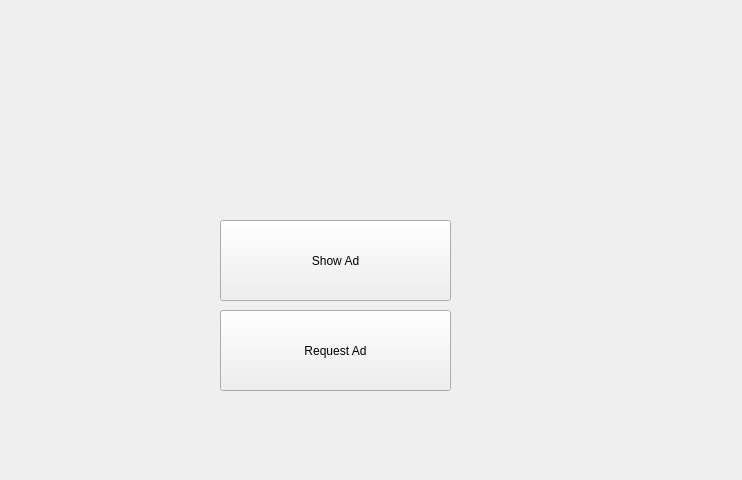
Before: the Qt Designer form mainwindow.ui in tapselladnet/TapsellSDK_Qt_Sample, drawn with Qt 5.
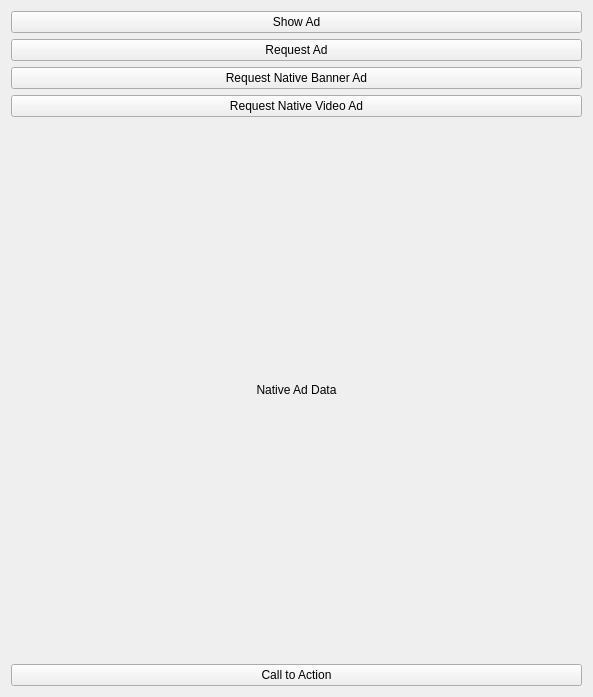
After: the same form once the commit is applied.

Commit message: add native banner ad support, fix onopened and onclosed callbacks bug

What changed in the file:
```diff
--- a/mainwindow.ui
+++ b/mainwindow.ui
@@ -6,40 +6,70 @@
    <rect>
     <x>0</x>
     <y>0</y>
-    <width>742</width>
-    <height>480</height>
+    <width>593</width>
+    <height>697</height>
    </rect>
   </property>
   <property name="windowTitle">
    <string>MainWindow</string>
   </property>
   <widget class="QWidget" name="centralWidget">
-   <widget class="QPushButton" name="pushButton">
-    <property name="geometry">
-     <rect>
-      <x>220</x>
-      <y>310</y>
-      <width>231</width>
-      <height>81</height>
-     </rect>
-    </property>
-    <property name="text">
-     <string>Request Ad</string>
-    </property>
-   </widget>
-   <widget class="QPushButton" name="pushButton_2">
-    <property name="geometry">
-     <rect>
-      <x>220</x>
-      <y>220</y>
-      <width>231</width>
-      <height>81</height>
-     </rect>
-    </property>
-    <property name="text">
-     <string>Show Ad</string>
-    </property>
-   </widget>
+   <layout class="QVBoxLayout" name="verticalLayout">
+    <item>
+     <widget class="QPushButton" name="pushButton_2">
+      <property name="text">
+       <string>Show Ad</string>
+      </property>
+     </widget>
+    </item>
+    <item>
+     <widget class="QPushButton" name="pushButton">
+      <property name="text">
+       <string>Request Ad</string>
+      </property>
+     </widget>
+    </item>
+    <item>
+     <widget class="QPushButton" name="pushButton_3">
+      <property name="text">
+       <string>Request Native Banner Ad</string>
+      </property>
+     </widget>
+    </item>
+    <item>
+     <widget class="QPushButton" name="pushButton_4">
+      <property name="text">
+       <string>Request Native Video Ad</string>
+      </property>
+     </widget>
+    </item>
+    <item>
+     <widget class="QLabel" name="label">
+      <property name="text">
+       <string>Native Ad Data</string>
+      </property>
+      <property name="alignment">
+       <set>Qt::AlignCenter</set>
+      </property>
+      <property name="wordWrap">
+       <bool>true</bool>
+      </property>
+      <property name="openExternalLinks">
+       <bool>true</bool>
+      </property>
+      <property name="textInteractionFlags">
+       <set>Qt::TextBrowserInteraction</set>
+      </property>
+     </widget>
+    </item>
+    <item>
+     <widget class="QPushButton" name="pushButton_5">
+      <property name="text">
+       <string>Call to Action</string>
+      </property>
+     </widget>
+    </item>
+   </layout>
   </widget>
  </widget>
  <layoutdefault spacing="6" margin="11"/>
```
The commit also changes 6 other files.
